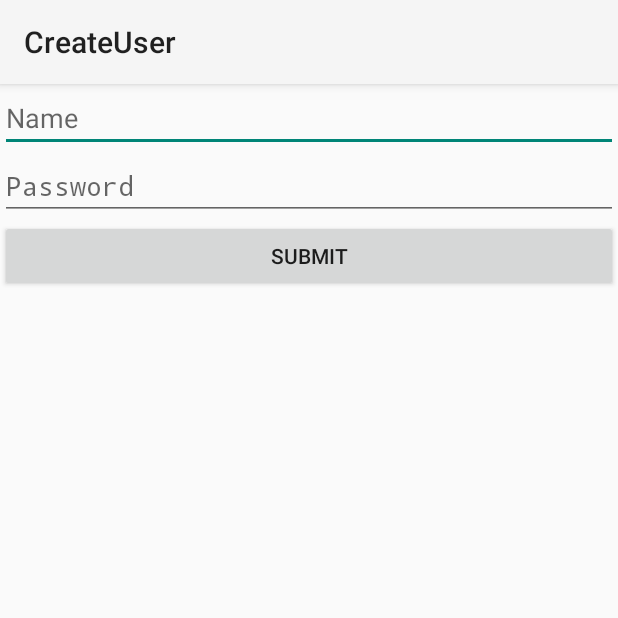
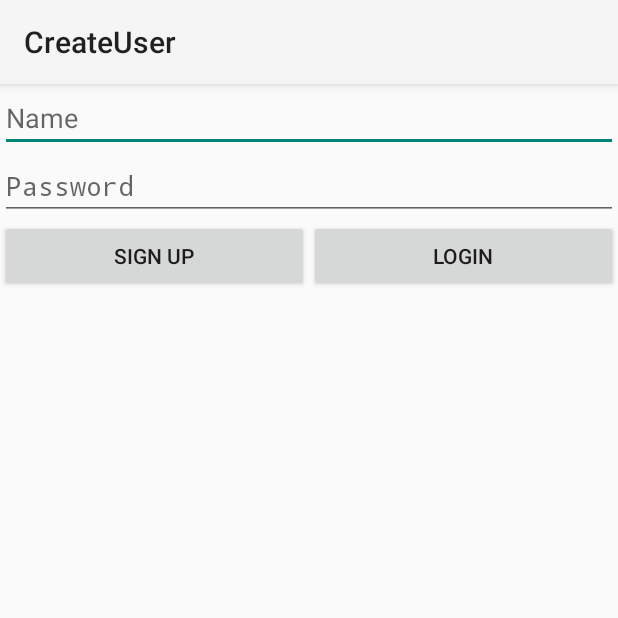
Before and after one commit to BeerTrader/BeerTraderApp, an Android app: the CreateUser screen opened directly, with no data from a screen before it, on a phone screen of 412 x 824 dp, the top half of it. Run offline under Robolectric (Android 15) with nearby library versions, the phone set to English and light mode, and no system bars.

Commit message:
Can now login and add a beer to the database

```diff
--- a/app/src/main/java/com/jim/demo1/Inventory.java
+++ b/app/src/main/java/com/jim/demo1/Inventory.java
@@ -17,7 +17,7 @@ public class Inventory extends Activity {
         super.onCreate(savedInstanceState);
         setContentView(R.layout.inventory_layout);
         listView = (ListView) findViewById(R.id.list);
-        adapter = new Inventory_Adapter(this, BeerInventory.beerInventory);
+        adapter = new Inventory_Adapter(this, PersistentData.beerInventory);
         listView.setAdapter(adapter);
         adapter.notifyDataSetChanged();
     }
--- a/app/src/main/java/com/jim/demo1/BeerInventory.java
+++ b/app/src/main/java/com/jim/demo1/PersistentData.java
@@ -3,8 +3,9 @@ package com.jim.demo1;
 import java.util.ArrayList;
 
 /**
- * Created by jasekurasz on 4/17/15.
+ * Created by jasekurasz on 4/21/15.
  */
-public class BeerInventory {
+public class PersistentData {
     public static ArrayList<Beer> beerInventory = new ArrayList<>();
+    public static String authorization;
 }
--- a/app/src/main/res/layout/activity_create_user.xml
+++ b/app/src/main/res/layout/activity_create_user.xml
@@ -22,16 +22,25 @@
         android:id="@+id/loginPwd"
         android:layout_gravity="center_horizontal" />
 
-    <Button
-        android:layout_width="fill_parent"
-        android:layout_height="wrap_content"
-        android:text="@string/submit"
-        android:id="@+id/submitUser"
-        android:layout_gravity="center_horizontal" />
+    <LinearLayout
+        android:layout_width="match_parent"
+        android:layout_height="wrap_content">
 
-    <TextView
-        android:layout_width="fill_parent"
-        android:layout_height="wrap_content"
-        android:id="@+id/textTEST"/>
+        <Button
+            android:layout_width="wrap_content"
+            android:layout_height="wrap_content"
+            android:text="@string/signUp"
+            android:id="@+id/signUp"
+            android:layout_weight="1"/>
+
+        <Button
+            android:layout_width="wrap_content"
+            android:layout_height="wrap_content"
+            android:text="@string/login"
+            android:id="@+id/login"
+            android:layout_weight="1"/>
+
+        </LinearLayout>
+
 
 </LinearLayout>
--- a/app/src/main/res/values/strings.xml
+++ b/app/src/main/res/values/strings.xml
@@ -10,6 +10,8 @@
     <string name="matchText">MatchText</string>
     <string name="profileName">Barry Duffman</string>
     <string name="createUser">CREATE NEW USER</string>
+    <string name="signUp">SIGN UP</string>
+    <string name="login">LOGIN</string>
     <string name="app_settings_title_text">NOTIFICATIONS</string>
     <string name="profile_app_settings_button">App Settings</string>
     <string name="contact_text">Contact BeerTrader</string>
```
Also changed, not shown: app/src/main/java/com/jim/demo1/CreateUser.java (+57 -5 lines), app/src/main/java/com/jim/demo1/add_beer_activity.java (+6 -31 lines).
